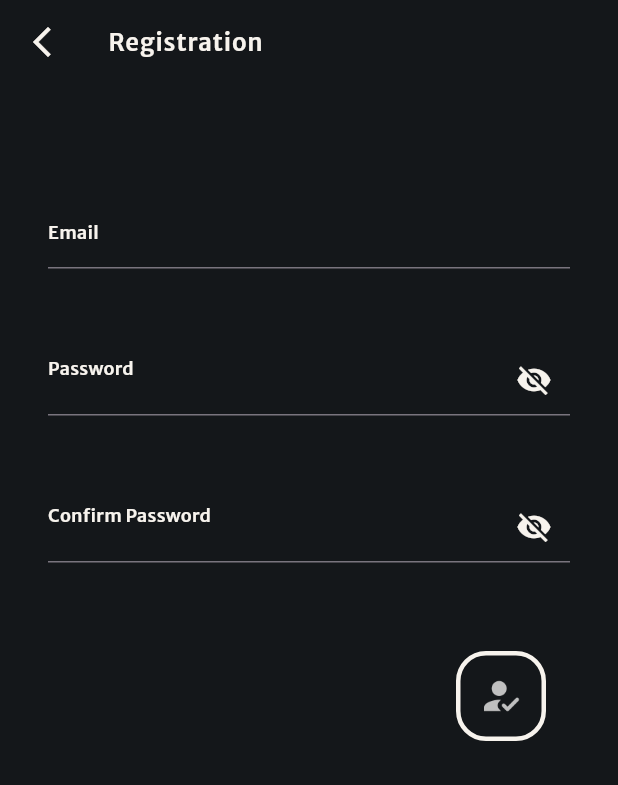
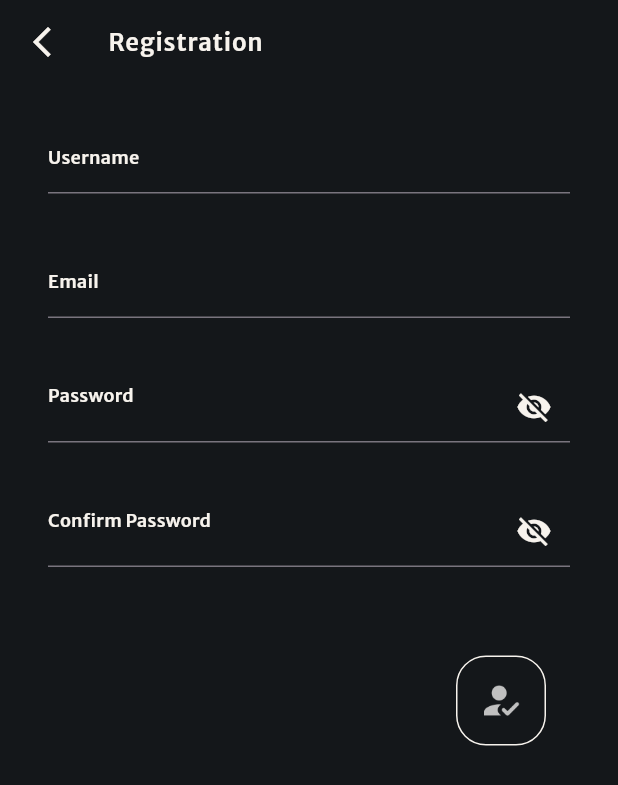
Before and after one commit to AdrianFu0329/Ascend_FYP, a Flutter app: the screen it shows after launch, after a tap on an icon or button, on a phone screen of 412 x 824 dp. Shown: the top 785 px of the screen. Run offline on Flutter 3.47's test engine with Material 3 defaults, Android fonts, the light colour scheme and no system bars; our stand-ins replace cloud_firestore, firebase_auth, firebase_core, firebase_storage, geocoding, geolocator and 1 more; accounts and stored records are empty; network calls fail.

Commit message:
Registration and Log in process Complete

```diff
--- a/lib/pages/registration_screen.dart
+++ b/lib/pages/registration_screen.dart
@@ -1,3 +1,4 @@
+import 'package:ascend_fyp/auth_service/AuthService.dart';
 import 'package:flutter/material.dart';
 
 class RegistrationScreen extends StatefulWidget {
@@ -10,11 +11,22 @@ class RegistrationScreen extends StatefulWidget {
 class _RegistrationScreenState extends State<RegistrationScreen> {
   bool passwordText = true;
   bool confirmPasswordText = true;
+  bool passwordsMatch = false;
+  TextEditingController usernameController = TextEditingController();
   TextEditingController passwordController = TextEditingController();
   TextEditingController confirmPasswordController = TextEditingController();
+  TextEditingController emailController = TextEditingController();
 
   bool _passwordMatch() {
     return passwordController.text == confirmPasswordController.text;
+  }
+
+  bool _isRegisterButtonEnabled() {
+    return usernameController.text.isNotEmpty &&
+        emailController.text.isNotEmpty &&
+        passwordController.text.isNotEmpty &&
+        confirmPasswordController.text.isNotEmpty &&
+        _passwordMatch();
   }
 
   @override
@@ -35,14 +47,31 @@ class _RegistrationScreenState extends State<RegistrationScreen> {
           style: Theme.of(context).textTheme.bodyLarge,
         ),
       ),
-      body: Padding(
+      body: SingleChildScrollView(
+        child: Padding(
           padding: const EdgeInsets.fromLTRB(32, 0, 32, 0),
           child: Column(
             mainAxisAlignment: MainAxisAlignment.start,
             crossAxisAlignment: CrossAxisAlignment.center,
             children: [
-            const SizedBox(height: 75),
+              const SizedBox(height: 25),
               TextField(
+                controller: usernameController,
+                style: Theme.of(context).textTheme.titleMedium,
+                decoration: InputDecoration(
+                  hintText: 'Username',
+                  hintStyle: Theme.of(context).textTheme.titleMedium,
+                  focusedBorder: const UnderlineInputBorder(
+                    borderSide: BorderSide(
+                      color: Color.fromRGBO(247, 243, 237, 1),
+                      width: 2.5,
+                    ),
+                  ),
+                ),
+              ),
+              const SizedBox(height: 35),
+              TextField(
+                controller: emailController,
                 style: Theme.of(context).textTheme.titleMedium,
                 decoration: InputDecoration(
                   hintText: 'Email',
@@ -55,13 +84,16 @@ class _RegistrationScreenState extends State<RegistrationScreen> {
                   ),
                 ),
               ),
-            const SizedBox(height: 50),
+              const SizedBox(height: 35),
               TextField(
                 controller: passwordController,
                 style: Theme.of(context).textTheme.titleMedium,
                 obscureText: passwordText,
                 onChanged: (value) {
-                setState(() {});
+                  setState(() {
+                    passwordText = value.isNotEmpty;
+                    passwordsMatch = _passwordMatch();
+                  });
                 },
                 decoration: InputDecoration(
                   hintText: 'Password',
@@ -85,7 +117,7 @@ class _RegistrationScreenState extends State<RegistrationScreen> {
                   ),
                 ),
               ),
-            const SizedBox(height: 50),
+              const SizedBox(height: 35),
               TextField(
                 controller: confirmPasswordController,
                 style: Theme.of(context).textTheme.titleMedium,
@@ -149,18 +181,45 @@ class _RegistrationScreenState extends State<RegistrationScreen> {
                       width: 60,
                       height: 60,
                       child: IconButton(
+                        highlightColor: Colors.greenAccent,
                         style: ButtonStyle(
                           shape:
                               MaterialStateProperty.all<RoundedRectangleBorder>(
                             RoundedRectangleBorder(
                               borderRadius: BorderRadius.circular(20.0),
-                            side: const BorderSide(
-                                color: Color.fromRGBO(247, 243, 237, 1),
-                                width: 3.0),
+                              side: BorderSide(
+                                  color: const Color.fromRGBO(247, 243, 237, 1),
+                                  width:
+                                      !_isRegisterButtonEnabled() ? 1.0 : 3.0),
                             ),
                           ),
                         ),
-                      onPressed: () {},
+                        onPressed: !_isRegisterButtonEnabled()
+                            ? null
+                            : () async {
+                                String message =
+                                    await AuthService().signUpWithPwd(
+                                  emailController.text,
+                                  passwordController.text,
+                                  usernameController.text,
+                                );
+                                if (message == "Registration Successful") {
+                                  ScaffoldMessenger.of(context).showSnackBar(
+                                    SnackBar(content: Text(message)),
+                                  );
+                                } else if (message == "Registration Failed") {
+                                  ScaffoldMessenger.of(context).showSnackBar(
+                                    const SnackBar(
+                                        content: Text(
+                                            "Registration failed!\nPlease try again!")),
+                                  );
+                                } else {
+                                  ScaffoldMessenger.of(context).showSnackBar(
+                                    SnackBar(content: Text(message)),
+                                  );
+                                }
+                                Navigator.of(context).pop();
+                              },
                         icon: Image.asset(
                           'lib/assets/images/register.png',
                           width: 30,
@@ -174,6 +233,7 @@ class _RegistrationScreenState extends State<RegistrationScreen> {
             ],
           ),
         ),
+      ),
     );
   }
 }
```
Also changed, not shown: lib/auth_service/AuthService.dart (added, +106 -0 lines), lib/pages/welcome_screen.dart (+36 -5 lines), lib/sign-in/AuthService.dart (deleted, +0 -44 lines). Lines whose indentation alone changed are shown as unchanged.
